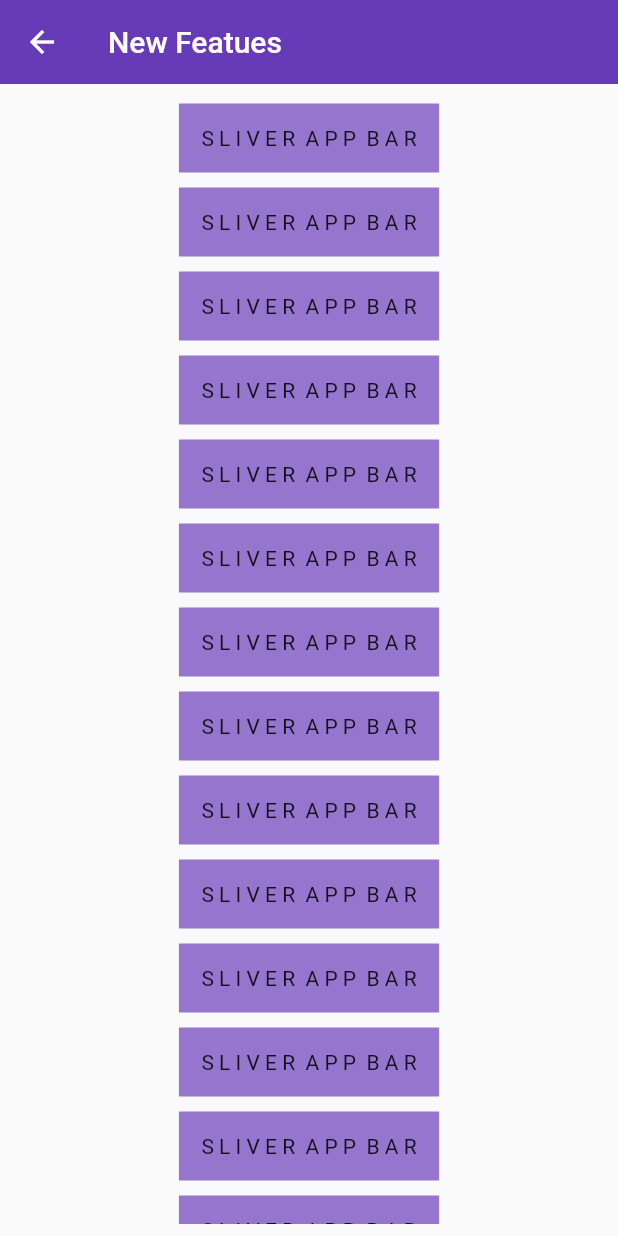
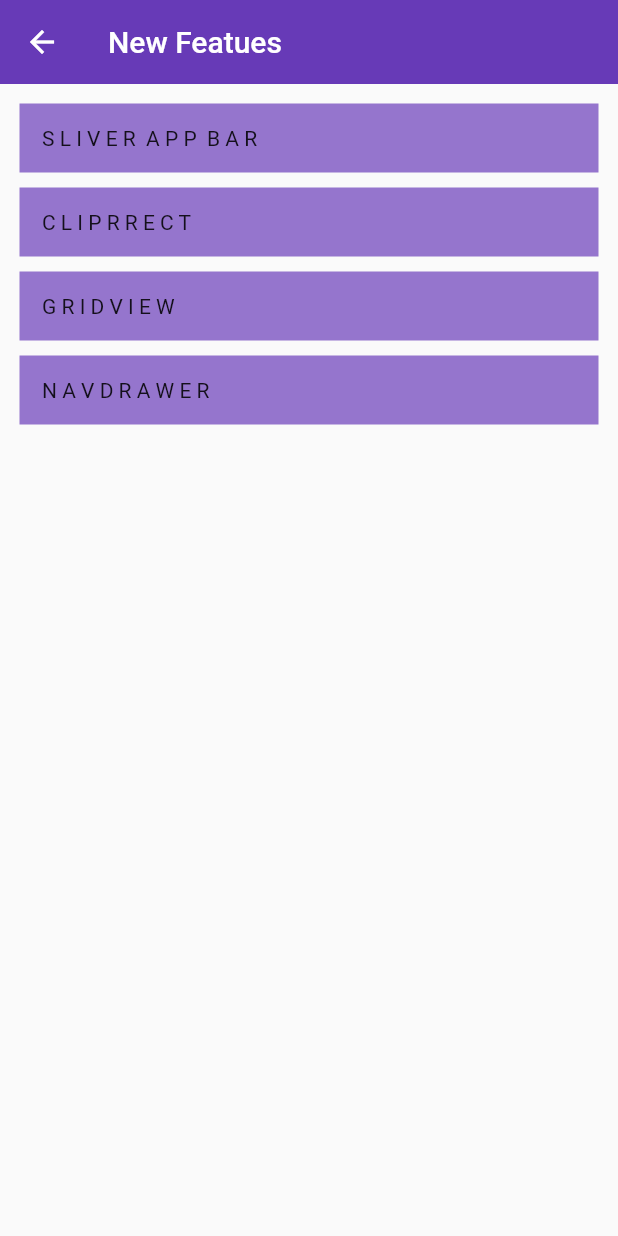
Before and after one commit to pulabethmage/Flutter-UI-Tutorials-Features, a Flutter app: the screen it shows after launch, after a tap on "New Features", on a phone screen of 412 x 824 dp. Run offline on Flutter 3.47's test engine with Material 2 defaults, Android fonts, the phone set to English and light mode, and no system bars; our stand-ins replace get.

Commit message:
New Features added

```diff
--- a/lib/main.dart
+++ b/lib/main.dart
@@ -15,6 +15,7 @@ class MyApp extends StatelessWidget {
   Widget build(BuildContext context) {
     return GetMaterialApp(
       title: 'Personal File App',
+      debugShowCheckedModeBanner: false,
       theme: ThemeData(
         primarySwatch: Colors.deepPurple,
       ),
--- a/lib/myhomepage.dart
+++ b/lib/myhomepage.dart
@@ -12,7 +12,7 @@ class _MyHomePageState extends State<MyHomePage> {
     return Scaffold(
       appBar: AppBar(
         elevation: 0,
-        title: const Text("Personal Profile"),
+        title: const Text("Dashboard Looks"),
       ),
       body: Container(
         color: Colors.indigo.shade200,
--- a/lib/new_features.dart
+++ b/lib/new_features.dart
@@ -1,3 +1,6 @@
+import 'package:designproject02/clip_r_rect.dart';
+import 'package:designproject02/grid_view_feature.dart';
+import 'package:designproject02/nav_drawer_feature.dart';
 import 'package:flutter/material.dart';
 import 'package:get/get.dart';
 import 'package:designproject02/sliver_app_bar.dart';
@@ -9,13 +12,13 @@ class NewFeatures extends StatelessWidget {
   Widget build(BuildContext context) {
     return Scaffold(
       appBar: AppBar(
-        title: Text("New Featues"),
+        title: const Text("New Featues"),
         elevation: 0,
       ),
       body: Padding(
         padding: const EdgeInsets.all(8.0),
         child: SingleChildScrollView(
-          child: Container(
+          child: SizedBox(
             width: double.maxFinite,
             child: Column(
               crossAxisAlignment: CrossAxisAlignment.center,
@@ -24,195 +27,70 @@ class NewFeatures extends StatelessWidget {
                   padding: const EdgeInsets.all(5.0),
                   child: GestureDetector(
                     onTap: () {
-                      Get.to(() => SliverAppBarExample());
+                      Get.to(() => const SliverAppBarExample());
                     },
                     child: Container(
-                      padding: EdgeInsets.all(15),
+                      width: double.maxFinite,
+                      padding: const EdgeInsets.all(15),
                       decoration: BoxDecoration(
                         color: Colors.deepPurple.shade300,
                       ),
-                      child: Text("S L I V E R  A P P  B A R"),
+                      child: const Text("S L I V E R  A P P  B A R"),
                     ),
                   ),
                 ),
                 Padding(
                   padding: const EdgeInsets.all(5.0),
+                  child: GestureDetector(
+                    onTap: () => {
+                      Get.to(
+                        () => const ClipRRectFeature(),
+                      ),
+                    },
                     child: Container(
-                    padding: EdgeInsets.all(15),
+                      width: double.maxFinite,
+                      padding: const EdgeInsets.all(15),
                       decoration: BoxDecoration(
                         color: Colors.deepPurple.shade300,
                       ),
-                    child: Text("S L I V E R  A P P  B A R"),
+                      child: const Text("C L I P R R E C T"),
+                    ),
                   ),
                 ),
                 Padding(
                   padding: const EdgeInsets.all(5.0),
+                  child: GestureDetector(
+                    onTap: () => {
+                      Get.to(
+                        () => const GridViewFeature(),
+                      ),
+                    },
                     child: Container(
-                    padding: EdgeInsets.all(15),
+                      width: double.maxFinite,
+                      padding: const EdgeInsets.all(15),
                       decoration: BoxDecoration(
                         color: Colors.deepPurple.shade300,
                       ),
-                    child: Text("S L I V E R  A P P  B A R"),
+                      child: const Text("G R I D V I E W"),
+                    ),
                   ),
                 ),
                 Padding(
                   padding: const EdgeInsets.all(5.0),
+                  child: GestureDetector(
+                    onTap: () => {
+                      Get.to(
+                        () => const NavDrawerWidget(),
+                      ),
+                    },
                     child: Container(
-                    padding: EdgeInsets.all(15),
+                      width: double.maxFinite,
+                      padding: const EdgeInsets.all(15),
                       decoration: BoxDecoration(
                         color: Colors.deepPurple.shade300,
                       ),
-                    child: Text("S L I V E R  A P P  B A R"),
+                      child: const Text("N A V D R A W E R"),
                     ),
-                ),
-                Padding(
-                  padding: const EdgeInsets.all(5.0),
-                  child: Container(
-                    padding: EdgeInsets.all(15),
-                    decoration: BoxDecoration(
-                      color: Colors.deepPurple.shade300,
-                    ),
-                    child: Text("S L I V E R  A P P  B A R"),
-                  ),
-                ),
-                Padding(
-                  padding: const EdgeInsets.all(5.0),
-                  child: Container(
-                    padding: EdgeInsets.all(15),
-                    decoration: BoxDecoration(
-                      color: Colors.deepPurple.shade300,
-                    ),
-                    child: Text("S L I V E R  A P P  B A R"),
-                  ),
-                ),
-                Padding(
-                  padding: const EdgeInsets.all(5.0),
-                  child: Container(
-                    padding: EdgeInsets.all(15),
-                    decoration: BoxDecoration(
-                      color: Colors.deepPurple.shade300,
-                    ),
-                    child: Text("S L I V E R  A P P  B A R"),
-                  ),
-                ),
-                Padding(
-                  padding: const EdgeInsets.all(5.0),
-                  child: Container(
-                    padding: EdgeInsets.all(15),
-                    decoration: BoxDecoration(
-                      color: Colors.deepPurple.shade300,
-                    ),
-                    child: Text("S L I V E R  A P P  B A R"),
-                  ),
-                ),
-                Padding(
-                  padding: const EdgeInsets.all(5.0),
-                  child: Container(
-                    padding: EdgeInsets.all(15),
-                    decoration: BoxDecoration(
-                      color: Colors.deepPurple.shade300,
-                    ),
-                    child: Text("S L I V E R  A P P  B A R"),
-                  ),
-                ),
-                Padding(
-                  padding: const EdgeInsets.all(5.0),
-                  child: Container(
-                    padding: EdgeInsets.all(15),
-                    decoration: BoxDecoration(
-                      color: Colors.deepPurple.shade300,
-                    ),
-                    child: Text("S L I V E R  A P P  B A R"),
-                  ),
-                ),
-                Padding(
-                  padding: const EdgeInsets.all(5.0),
-                  child: Container(
-                    padding: EdgeInsets.all(15),
-                    decoration: BoxDecoration(
-                      color: Colors.deepPurple.shade300,
-                    ),
-                    child: Text("S L I V E R  A P P  B A R"),
-                  ),
-                ),
-                Padding(
-                  padding: const EdgeInsets.all(5.0),
-                  child: Container(
-                    padding: EdgeInsets.all(15),
-                    decoration: BoxDecoration(
-                      color: Colors.deepPurple.shade300,
-                    ),
-                    child: Text("S L I V E R  A P P  B A R"),
-                  ),
-                ),
-                Padding(
-                  padding: const EdgeInsets.all(5.0),
-                  child: Container(
-                    padding: EdgeInsets.all(15),
-                    decoration: BoxDecoration(
-                      color: Colors.deepPurple.shade300,
-                    ),
-                    child: Text("S L I V E R  A P P  B A R"),
-                  ),
-                ),
-                Padding(
-                  padding: const EdgeInsets.all(5.0),
-                  child: Container(
-                    padding: EdgeInsets.all(15),
-                    decoration: BoxDecoration(
-                      color: Colors.deepPurple.shade300,
-                    ),
-                    child: Text("S L I V E R  A P P  B A R"),
-                  ),
-                ),
-                Padding(
-                  padding: const EdgeInsets.all(5.0),
-                  child: Container(
-                    padding: EdgeInsets.all(15),
-                    decoration: BoxDecoration(
-                      color: Colors.deepPurple.shade300,
-                    ),
-                    child: Text("S L I V E R  A P P  B A R"),
-                  ),
-                ),
-                Padding(
-                  padding: const EdgeInsets.all(5.0),
-                  child: Container(
-                    padding: EdgeInsets.all(15),
-                    decoration: BoxDecoration(
-                      color: Colors.deepPurple.shade300,
-                    ),
-                    child: Text("S L I V E R  A P P  B A R"),
-                  ),
-                ),
-                Padding(
-                  padding: const EdgeInsets.all(5.0),
-                  child: Container(
-                    padding: EdgeInsets.all(15),
-                    decoration: BoxDecoration(
-                      color: Colors.deepPurple.shade300,
-                    ),
-                    child: Text("S L I V E R  A P P  B A R"),
-                  ),
-                ),
-                Padding(
-                  padding: const EdgeInsets.all(5.0),
-                  child: Container(
-                    padding: EdgeInsets.all(15),
-                    decoration: BoxDecoration(
-                      color: Colors.deepPurple.shade300,
-                    ),
-                    child: Text("S L I V E R  A P P  B A R"),
-                  ),
-                ),
-                Padding(
-                  padding: const EdgeInsets.all(5.0),
-                  child: Container(
-                    padding: EdgeInsets.all(15),
-                    decoration: BoxDecoration(
-                      color: Colors.deepPurple.shade300,
-                    ),
-                    child: Text("S L I V E R  A P P  B A R"),
                   ),
                 ),
               ],
--- a/lib/profile_page.dart
+++ b/lib/profile_page.dart
@@ -43,7 +43,7 @@ class _ProfilePageState extends State<ProfilePage> {
     return Scaffold(
       appBar: AppBar(
         elevation: 0,
-        title: Text("My Profile"),
+        title: Text("Profile Page"),
       ),
       body: Container(
         color: Colors.amber,
```
Also changed, not shown: lib/clip_r_rect.dart (added, +45 -0 lines), lib/grid_view_feature.dart (added, +31 -0 lines), lib/nav_drawer_feature.dart (added, +81 -0 lines), lib/pages/drawer_page01.dart (added, +15 -0 lines). Lines whose indentation alone changed are shown as unchanged.
